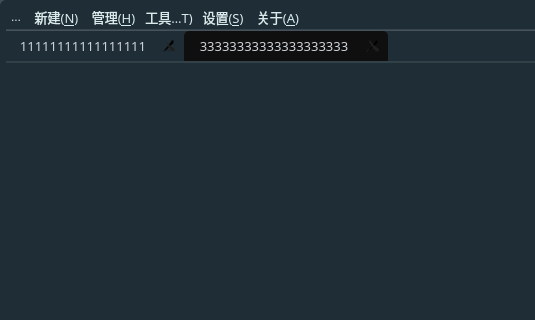
Before: the Qt Designer form mainwindow.ui in HuaGouFdog/Fdog-Kit, drawn with Qt 5; both pictures show x 0 to 535 and y 0 to 320 of the 1077 by 672 pixel window.
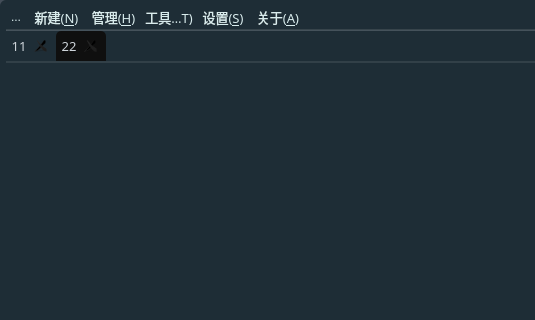
After: the same form once the commit is applied. The open tabs and pages were chosen to show the change. Icons and pictures are not drawn.

```diff
--- a/mainwindow.ui
+++ b/mainwindow.ui
@@ -807,10 +807,6 @@
                 </property>
                 <property name="styleSheet">
                  <string notr="true">
- QTabWidget::tab-bar {
-         left:0px;       
-}
-	
 
 /*设置TabWidget中tab_1的样式*/
 #tab_1.QWidget{
@@ -832,8 +828,8 @@
 	border-top-right-radius: 5px;    /*设置tab的边框的圆角（右上圆角）*/
 	/*width:120px;*/
 	padding: 4px;
-	margin-right:0px;
-	margin-left: 0px;
+	/*margin-right:0px;
+	margin-left: 0px;*/
 }
  
 /*设置TabWidget中QTabBar的tab被选中时的样式*/
@@ -879,6 +875,15 @@
                 <property name="currentIndex">
                  <number>1</number>
                 </property>
+                <property name="iconSize">
+                 <size>
+                  <width>16</width>
+                  <height>16</height>
+                 </size>
+                </property>
+                <property name="documentMode">
+                 <bool>false</bool>
+                </property>
                 <property name="tabsClosable">
                  <bool>true</bool>
                 </property>
@@ -887,12 +892,12 @@
                 </property>
                 <widget class="QWidget" name="tab">
                  <attribute name="title">
-                  <string>11111111111111111</string>
+                  <string>11</string>
                  </attribute>
                 </widget>
                 <widget class="QWidget" name="tab_2">
                  <attribute name="title">
-                  <string>33333333333333333333</string>
+                  <string>22</string>
                  </attribute>
                 </widget>
                </widget>
```
Left out of the diff: 17 changed lines with no effect on the pictures.
